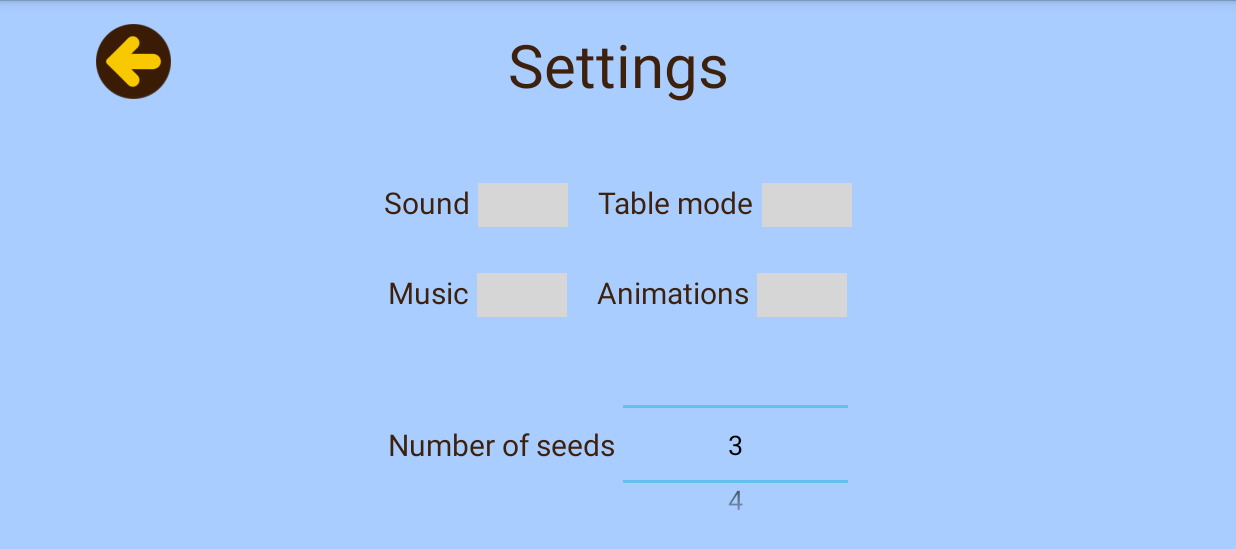
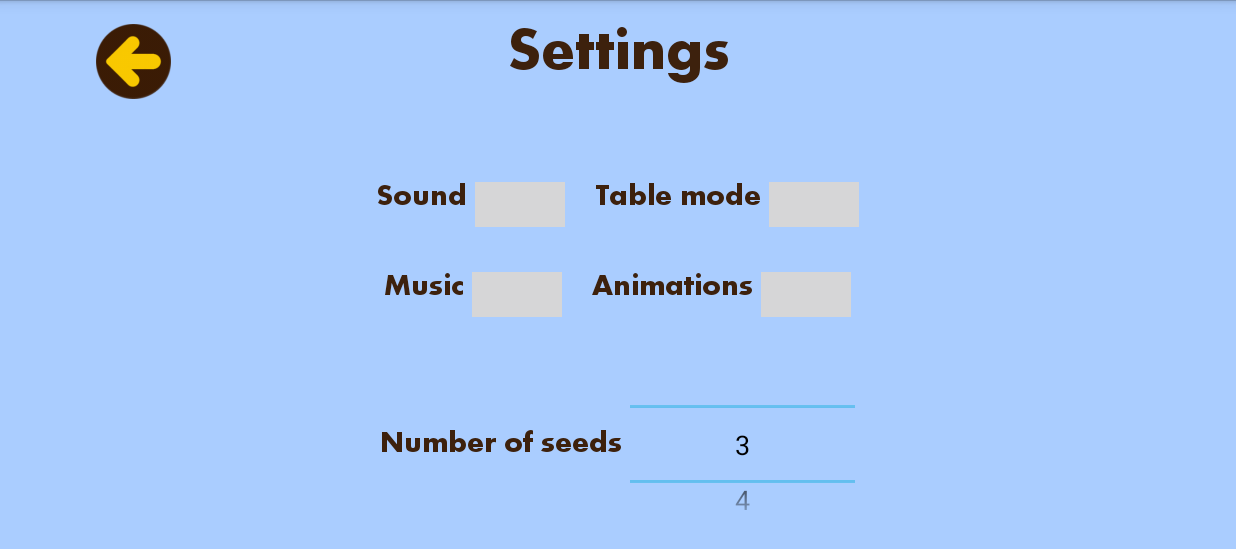
Before and after one commit to MasciadriAndrea/MobileApplication, an Android app: the SettingsActivity screen opened directly, with no data from a screen before it, on a phone screen of 824 x 412 dp (held sideways). Shown: the top 549 px of the screen. Run offline under Robolectric (Android 15) with nearby library versions, the phone set to English and light mode, and no system bars; 1 statement that could not run was skipped.

Commit message:
new graphcs

```diff
--- a/app/src/main/AndroidManifest.xml
+++ b/app/src/main/AndroidManifest.xml
@@ -62,10 +62,6 @@
 >
         </activity>
         <activity
-            android:name="it.polimi.activities.prova"
-            android:label="@string/title_activity_prova" >
-        </activity>
-        <activity
             android:name="it.polimi.activities.RulesActivity"
             android:label="@string/title_activity_rules" >
         </activity>
--- a/app/src/main/java/it/polimi/activities/SettingsActivity.java
+++ b/app/src/main/java/it/polimi/activities/SettingsActivity.java
@@ -1,6 +1,7 @@
 package it.polimi.activities;
 
 import android.app.Activity;
+import android.graphics.Typeface;
 import android.os.Bundle;
 import android.view.Menu;
 import android.view.MenuItem;
@@ -9,6 +10,7 @@ import android.view.Window;
 import android.view.WindowManager;
 import android.widget.Button;
 import android.widget.NumberPicker;
+import android.widget.TextView;
 import android.widget.ToggleButton;
 
 import com.polimi.core.R;
@@ -21,6 +23,7 @@ public class SettingsActivity extends Activity {
     private NumberPicker np;
     private ToggleButton musicB,soundB,animationsB;
     private Button saveB;
+    private TextView t1,t2,t3,t4,t5,t6;
 
     @Override
     protected void onCreate(Bundle savedInstanceState) {
@@ -29,7 +32,21 @@ public class SettingsActivity extends Activity {
         getWindow().setFlags(WindowManager.LayoutParams.FLAG_FULLSCREEN,
                 WindowManager.LayoutParams.FLAG_FULLSCREEN);
         setContentView(R.layout.activity_settings);
-        musicB = (ToggleButton) findViewById(R.id.musicb);
+        Typeface type = Typeface.createFromAsset(this.getAssets(),"fonts/ahronbd.ttf");
+
+        t1 = (TextView) findViewById(R.id.textView4);
+        t1.setTypeface(type);
+        t2 = (TextView) findViewById(R.id.textViewTM);
+        t2.setTypeface(type);
+        t3 = (TextView) findViewById(R.id.textView);
+        t3.setTypeface(type);
+        t4 = (TextView) findViewById(R.id.textView5);
+        t4.setTypeface(type);
+        t5 = (TextView) findViewById(R.id.textView6);
+        t5.setTypeface(type);
+        t6 = (TextView) findViewById(R.id.textView2);
+        t6.setTypeface(type);
+
         musicB.setChecked(Game.getInstance().getMusic());
 
         soundB = (ToggleButton) findViewById(R.id.soundb);
```
